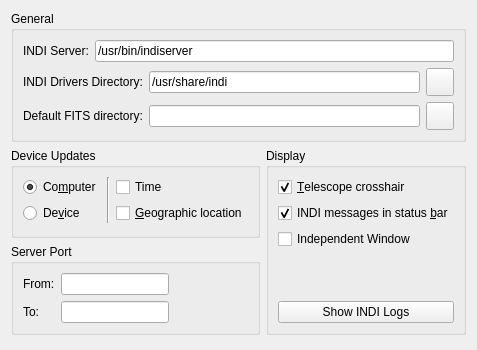
First picture: the form in kstars/indi/opsindi.ui, repository KDE/kstars, before the edit.
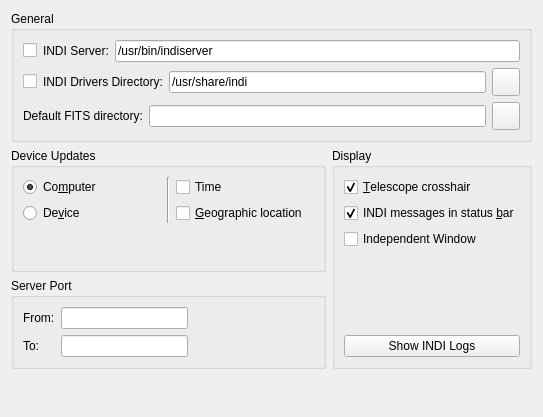
Second picture: the form after the edit.

The edit to the form file:
```diff
--- a/kstars/indi/opsindi.ui
+++ b/kstars/indi/opsindi.ui
@@ -6,8 +6,8 @@
    <rect>
     <x>0</x>
     <y>0</y>
-    <width>444</width>
-    <height>350</height>
+    <width>543</width>
+    <height>417</height>
    </rect>
   </property>
   <layout class="QVBoxLayout" name="verticalLayout_5">
@@ -19,6 +19,13 @@
      <layout class="QVBoxLayout" name="verticalLayout">
       <item>
        <layout class="QHBoxLayout" name="horizontalLayout_3">
+        <item>
+         <widget class="QCheckBox" name="indiInternal">
+          <property name="text">
+           <string/>
+          </property>
+         </widget>
+        </item>
         <item>
          <widget class="QLabel" name="videoLabel_2">
           <property name="toolTip">
@@ -40,6 +47,16 @@
       </item>
       <item>
        <layout class="QHBoxLayout" name="horizontalLayout_6">
+        <property name="spacing">
+         <number>-1</number>
+        </property>
+        <item>
+         <widget class="QCheckBox" name="driversInternal">
+          <property name="text">
+           <string/>
+          </property>
+         </widget>
+        </item>
         <item>
          <widget class="QLabel" name="videoLabel_3">
           <property name="toolTip">
```
